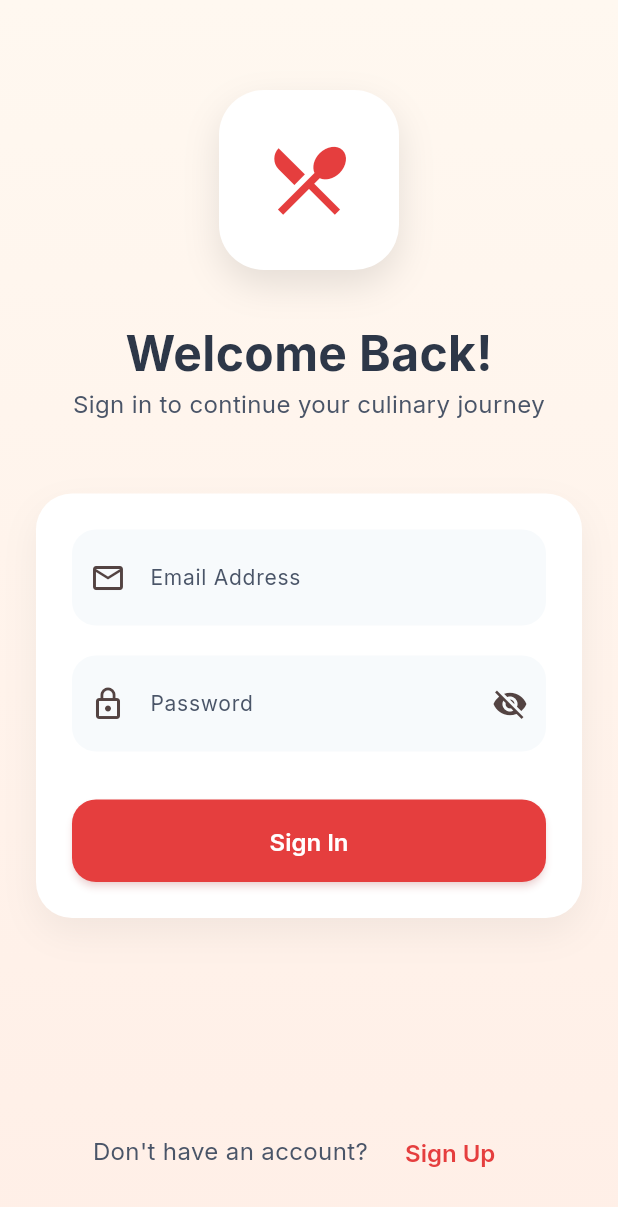
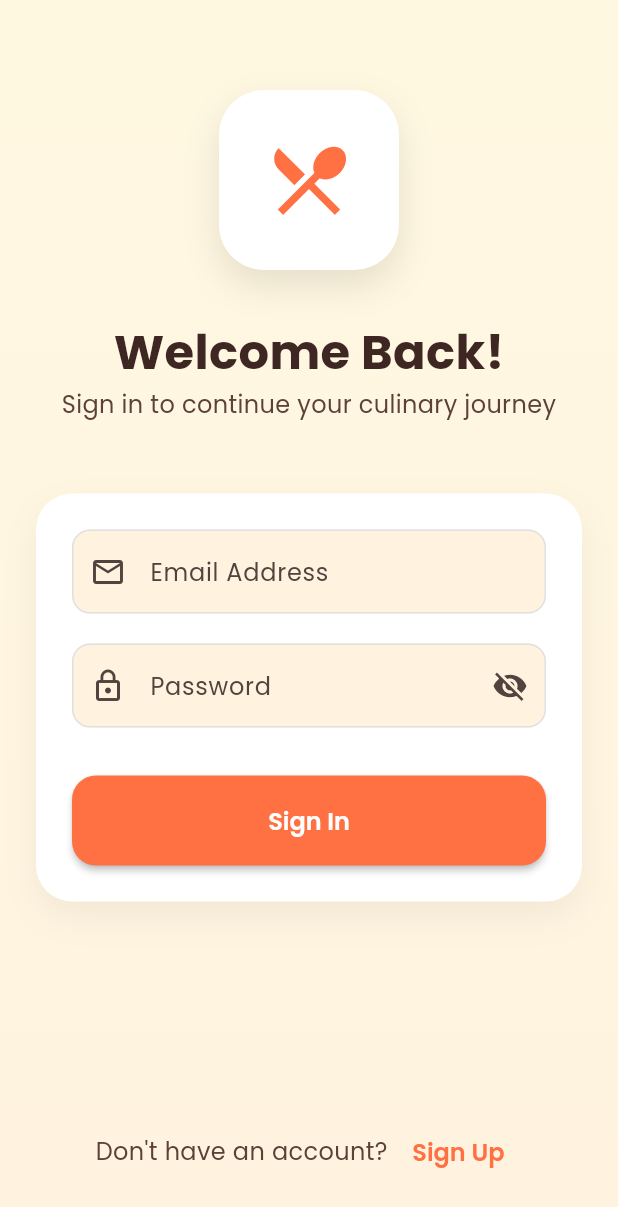
Before and after one commit to Janvier-Setiawan/MyRecipes-RecipeSavingApp, a Flutter app: the screen it shows after launch, after a tap on "Get Started", on a phone screen of 412 x 824 dp. Shown: the top 1207 px of the screen. Run offline on Flutter 3.47's test engine with Material 3 defaults, Android fonts, the phone set to English and light mode, and no system bars; our stand-ins replace cached_network_image, flutter_hooks, go_router, google_fonts, hooks_riverpod, image_picker and 2 more; accounts and stored records are empty.

Commit message:
benerin color palette

```diff
--- a/lib/config/app_theme.dart
+++ b/lib/config/app_theme.dart
@@ -2,64 +2,55 @@ import 'package:flutter/material.dart';
 import 'package:google_fonts/google_fonts.dart';
 
 class AppTheme {
-  // Modern food-inspired color palette
-  static const Color primaryColor = Color(0xFFE53E3E); // Rich tomato red
-  static const Color secondaryColor = Color(0xFF38A169); // Fresh basil green
-  static const Color accentColor = Color(0xFFFFB347); // Golden yellow
-  static const Color backgroundColor = Color(0xFFFFFDF7); // Warm white
+  // Food-inspired color palette
+  static const Color primaryColor = Color(0xFFFF7043); // Warm orange
+  static const Color secondaryColor = Color(0xFF66BB6A); // Fresh green
+  static const Color accentColor = Color(0xFFFFD54F); // Warm yellow
+  static const Color backgroundColor = Color(0xFFFFF8E1); // Cream background
   static const Color cardColor = Colors.white;
-  static const Color textPrimaryColor = Color(0xFF2D3748); // Dark slate
-  static const Color textSecondaryColor = Color(0xFF4A5568); // Medium slate
-  static const Color successColor = Color(0xFF38A169); // Green
-  static const Color warningColor = Color(0xFFECC94B); // Amber
-  static const Color errorColor = Color(0xFFE53E3E); // Red
-  static const Color surfaceColor = Color(0xFFF7FAFC); // Light gray
+  static const Color textPrimaryColor = Color(0xFF3E2723); // Dark brown
+  static const Color textSecondaryColor = Color(0xFF5D4037); // Medium brown
+  static const Color successColor = Color(0xFF66BB6A); // Green
+  static const Color warningColor = Color(0xFFFFD54F); // Amber
+  static const Color errorColor = Color(0xFFE57373); // Light red
+  static const Color surfaceColor = Color(0xFFFFF3E0); // Light orange
 
-  // Text styling with modern typography
+  // Text styling
   static TextTheme textTheme() {
-    return GoogleFonts.interTextTheme().copyWith(
-      displayLarge: GoogleFonts.inter(
-        color: textPrimaryColor,
-        fontSize: 32,
-        fontWeight: FontWeight.bold,
-        letterSpacing: -0.5,
-      ),
-      displayMedium: GoogleFonts.inter(
-        color: textPrimaryColor,
-        fontSize: 28,
-        fontWeight: FontWeight.bold,
-        letterSpacing: -0.25,
-      ),
-      displaySmall: GoogleFonts.inter(
+    return GoogleFonts.poppinsTextTheme().copyWith(
+      displayLarge: GoogleFonts.poppins(
         color: textPrimaryColor,
         fontSize: 24,
+        fontWeight: FontWeight.bold,
+      ),
+      displayMedium: GoogleFonts.poppins(
+        color: textPrimaryColor,
+        fontSize: 22,
         fontWeight: FontWeight.w600,
-        letterSpacing: 0,
       ),
-      headlineMedium: GoogleFonts.inter(
+      displaySmall: GoogleFonts.poppins(
         color: textPrimaryColor,
         fontSize: 20,
         fontWeight: FontWeight.w600,
       ),
-      headlineSmall: GoogleFonts.inter(
+      headlineMedium: GoogleFonts.poppins(
         color: textPrimaryColor,
         fontSize: 18,
         fontWeight: FontWeight.w600,
       ),
-      titleLarge: GoogleFonts.inter(
+      headlineSmall: GoogleFonts.poppins(
         color: textPrimaryColor,
         fontSize: 16,
         fontWeight: FontWeight.w600,
       ),
-      titleMedium: GoogleFonts.inter(
+      titleLarge: GoogleFonts.poppins(
         color: textPrimaryColor,
-        fontSize: 14,
-        fontWeight: FontWeight.w500,
+        fontSize: 16,
+        fontWeight: FontWeight.w600,
       ),
-      bodyLarge: GoogleFonts.inter(color: textPrimaryColor, fontSize: 16),
-      bodyMedium: GoogleFonts.inter(color: textSecondaryColor, fontSize: 14),
-      bodySmall: GoogleFonts.inter(color: textSecondaryColor, fontSize: 12),
-      labelLarge: GoogleFonts.inter(
+      bodyLarge: GoogleFonts.poppins(color: textPrimaryColor, fontSize: 16),
+      bodyMedium: GoogleFonts.poppins(color: textSecondaryColor, fontSize: 14),
+      labelLarge: GoogleFonts.poppins(
         color: primaryColor,
         fontSize: 14,
         fontWeight: FontWeight.w600,
@@ -67,7 +58,7 @@ class AppTheme {
     );
   }
 
-  // Get ThemeData with modern design
+  // Get ThemeData
   static ThemeData getTheme() {
     return ThemeData(
       useMaterial3: true,
@@ -77,121 +68,83 @@ class AppTheme {
         secondary: secondaryColor,
         background: backgroundColor,
         surface: cardColor,
-        error: errorColor,
-        brightness: Brightness.light,
       ),
       scaffoldBackgroundColor: backgroundColor,
       appBarTheme: AppBarTheme(
-        backgroundColor: Colors.white,
-        foregroundColor: textPrimaryColor,
+        backgroundColor: primaryColor,
+        foregroundColor: Colors.white,
         elevation: 0,
-        centerTitle: true,
-        titleTextStyle: GoogleFonts.inter(
-          color: textPrimaryColor,
+        titleTextStyle: GoogleFonts.poppins(
+          color: Colors.white,
           fontSize: 20,
           fontWeight: FontWeight.w600,
         ),
-        iconTheme: const IconThemeData(color: textPrimaryColor),
       ),
       cardTheme: CardThemeData(
         color: cardColor,
-        elevation: 4,
-        shadowColor: Colors.black.withOpacity(0.1),
-        shape: RoundedRectangleBorder(borderRadius: BorderRadius.circular(20)),
-        margin: const EdgeInsets.symmetric(horizontal: 16, vertical: 8),
+        elevation: 2,
+        shape: RoundedRectangleBorder(borderRadius: BorderRadius.circular(16)),
       ),
       elevatedButtonTheme: ElevatedButtonThemeData(
         style: ElevatedButton.styleFrom(
           backgroundColor: primaryColor,
           foregroundColor: Colors.white,
-          textStyle: GoogleFonts.inter(
+          textStyle: GoogleFonts.poppins(
             fontSize: 16,
             fontWeight: FontWeight.w600,
           ),
-          padding: const EdgeInsets.symmetric(vertical: 18, horizontal: 32),
+          padding: const EdgeInsets.symmetric(vertical: 16, horizontal: 24),
           shape: RoundedRectangleBorder(
-            borderRadius: BorderRadius.circular(16),
+            borderRadius: BorderRadius.circular(12),
           ),
-          elevation: 2,
-          shadowColor: primaryColor.withOpacity(0.3),
         ),
       ),
       textButtonTheme: TextButtonThemeData(
         style: TextButton.styleFrom(
           foregroundColor: primaryColor,
-          textStyle: GoogleFonts.inter(
+          textStyle: GoogleFonts.poppins(
             fontSize: 16,
             fontWeight: FontWeight.w600,
-          ),
-          padding: const EdgeInsets.symmetric(vertical: 12, horizontal: 20),
-        ),
-      ),
-      outlinedButtonTheme: OutlinedButtonThemeData(
-        style: OutlinedButton.styleFrom(
-          foregroundColor: primaryColor,
-          side: const BorderSide(color: primaryColor, width: 2),
-          textStyle: GoogleFonts.inter(
-            fontSize: 16,
-            fontWeight: FontWeight.w600,
-          ),
-          padding: const EdgeInsets.symmetric(vertical: 18, horizontal: 32),
-          shape: RoundedRectangleBorder(
-            borderRadius: BorderRadius.circular(16),
           ),
         ),
       ),
       inputDecorationTheme: InputDecorationTheme(
         filled: true,
-        fillColor: surfaceColor,
+        fillColor: Colors.white,
         border: OutlineInputBorder(
-          borderRadius: BorderRadius.circular(16),
-          borderSide: BorderSide.none,
+          borderRadius: BorderRadius.circular(12),
+          borderSide: BorderSide(color: Colors.grey.shade300),
         ),
         enabledBorder: OutlineInputBorder(
-          borderRadius: BorderRadius.circular(16),
-          borderSide: BorderSide.none,
+          borderRadius: BorderRadius.circular(12),
+          borderSide: BorderSide(color: Colors.grey.shade300),
         ),
         focusedBorder: OutlineInputBorder(
-          borderRadius: BorderRadius.circular(16),
+          borderRadius: BorderRadius.circular(12),
           borderSide: const BorderSide(color: primaryColor, width: 2),
         ),
         errorBorder: OutlineInputBorder(
-          borderRadius: BorderRadius.circular(16),
+          borderRadius: BorderRadius.circular(12),
           borderSide: const BorderSide(color: errorColor, width: 2),
         ),
         contentPadding: const EdgeInsets.symmetric(
-          vertical: 20,
-          horizontal: 20,
+          vertical: 16,
+          horizontal: 16,
         ),
-        hintStyle: GoogleFonts.inter(color: textSecondaryColor, fontSize: 14),
-        labelStyle: GoogleFonts.inter(color: textSecondaryColor, fontSize: 14),
+        hintStyle: GoogleFonts.poppins(
+          color: Colors.grey.shade500,
+          fontSize: 14,
+        ),
       ),
       textTheme: textTheme(),
-      bottomNavigationBarTheme: BottomNavigationBarThemeData(
+      bottomNavigationBarTheme: const BottomNavigationBarThemeData(
         backgroundColor: Colors.white,
         selectedItemColor: primaryColor,
-        unselectedItemColor: textSecondaryColor,
+        unselectedItemColor: Colors.grey,
         showSelectedLabels: true,
         showUnselectedLabels: true,
         type: BottomNavigationBarType.fixed,
-        elevation: 16,
-        selectedLabelStyle: GoogleFonts.inter(
-          fontSize: 12,
-          fontWeight: FontWeight.w600,
-        ),
-        unselectedLabelStyle: GoogleFonts.inter(
-          fontSize: 12,
-          fontWeight: FontWeight.w500,
-        ),
-      ),
-      chipTheme: ChipThemeData(
-        backgroundColor: surfaceColor,
-        selectedColor: primaryColor.withOpacity(0.2),
-        labelStyle: GoogleFonts.inter(
-          fontSize: 12,
-          fontWeight: FontWeight.w500,
-        ),
-        shape: RoundedRectangleBorder(borderRadius: BorderRadius.circular(20)),
+        elevation: 8,
       ),
     );
   }
--- a/lib/screens/add_recipe_screen.dart
+++ b/lib/screens/add_recipe_screen.dart
@@ -129,7 +129,7 @@ class AddRecipeScreen extends HookConsumerWidget {
                 gradient: LinearGradient(
                   begin: Alignment.topLeft,
                   end: Alignment.bottomRight,
-                  colors: [AppTheme.primaryColor, Color(0xFFFF6B35)],
+                  colors: [AppTheme.primaryColor, AppTheme.accentColor],
                 ),
                 borderRadius: BorderRadius.only(
                   bottomLeft: Radius.circular(30),
--- a/lib/screens/home_screen.dart
+++ b/lib/screens/home_screen.dart
@@ -43,7 +43,7 @@ class HomeScreen extends HookConsumerWidget {
                   end: Alignment.bottomRight,
                   colors: [
                     AppTheme.primaryColor,
-                    Color(0xFFFF6B35), // Gradient variation
+                    AppTheme.accentColor, // Warm yellow gradient
                   ],
                 ),
                 borderRadius: BorderRadius.only(
--- a/lib/screens/profile_screen.dart
+++ b/lib/screens/profile_screen.dart
@@ -30,7 +30,7 @@ class ProfileScreen extends ConsumerWidget {
                     gradient: LinearGradient(
                       begin: Alignment.topLeft,
                       end: Alignment.bottomRight,
-                      colors: [AppTheme.primaryColor, Color(0xFFFF6B35)],
+                      colors: [AppTheme.primaryColor, AppTheme.accentColor],
                     ),
                     borderRadius: BorderRadius.only(
                       bottomLeft: Radius.circular(30),
--- a/lib/screens/sign_in_screen.dart
+++ b/lib/screens/sign_in_screen.dart
@@ -91,8 +91,8 @@ class SignInScreen extends HookConsumerWidget {
                 begin: Alignment.topCenter,
                 end: Alignment.bottomCenter,
                 colors: [
-                  Color(0xFFFFF8F0), // Light peach
-                  Color(0xFFFFEFE7), // Lighter peach
+                  Color(0xFFFFF8E1), // Cream background
+                  Color(0xFFFFF3E0), // Light orange
                 ],
               ),
             ),
--- a/lib/screens/sign_up_screen.dart
+++ b/lib/screens/sign_up_screen.dart
@@ -123,8 +123,8 @@ class SignUpScreen extends HookConsumerWidget {
                 begin: Alignment.topCenter,
                 end: Alignment.bottomCenter,
                 colors: [
-                  Color(0xFFFFF8F0), // Light peach
-                  Color(0xFFFFEFE7), // Lighter peach
+                  Color(0xFFFFF8E1), // Cream background
+                  Color(0xFFFFF3E0), // Light orange
                 ],
               ),
             ),
```
